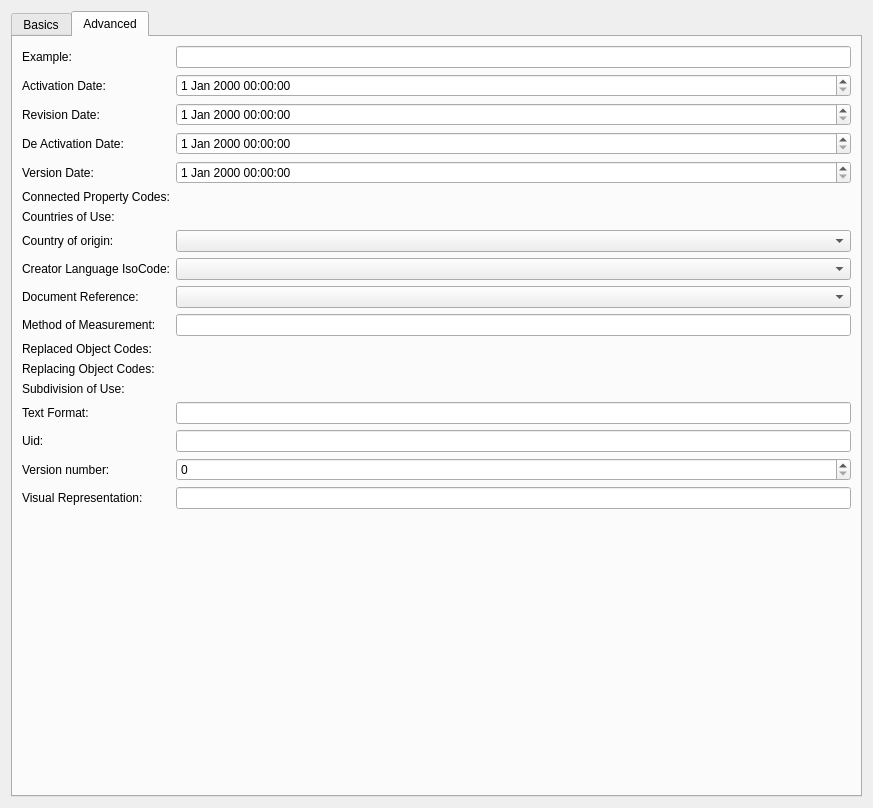
Old version of the form src/bsdd_gui/module/property_editor/qt/Window.ui in the repository c-mellueh/bSDD-Toolkit.
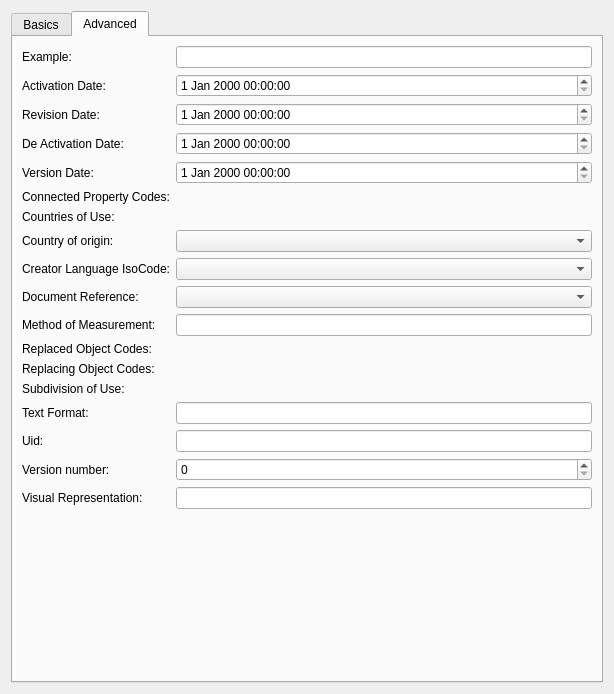
New version of the form. The open tabs and pages were chosen to show the change. Custom widgets are drawn as their Qt base class.

Diff of the .ui file:
```diff
--- a/src/bsdd_gui/module/property_editor/qt/Window.ui
+++ b/src/bsdd_gui/module/property_editor/qt/Window.ui
@@ -6,8 +6,8 @@
    <rect>
     <x>0</x>
     <y>0</y>
-    <width>873</width>
-    <height>808</height>
+    <width>614</width>
+    <height>694</height>
    </rect>
   </property>
   <property name="windowTitle">
@@ -444,10 +444,10 @@
         </widget>
        </item>
        <item row="11" column="1">
-        <widget class="ReplacedObjectTagInput" name="ti_replacing_objects" native="true"/>
+        <widget class="ReplacedObjectTagInput" name="ti_replaced_objects" native="true"/>
        </item>
        <item row="12" column="1">
-        <widget class="ReplacingObjectTagInput" name="ti_replacing_objects_2" native="true"/>
+        <widget class="ReplacingObjectTagInput" name="ti_replacing_objects" native="true"/>
        </item>
        <item row="2" column="0">
         <widget class="QLabel" name="lb_revision_date">
```
